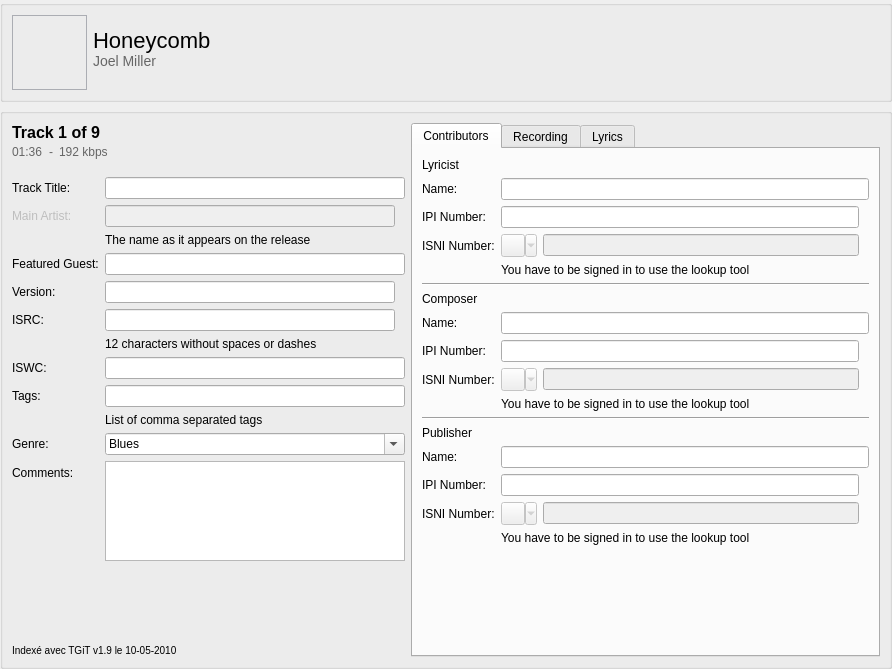
Above: resources/ui/track_page.ui from Iconoclasteinc/tgit before the change. Below: the same form after it.
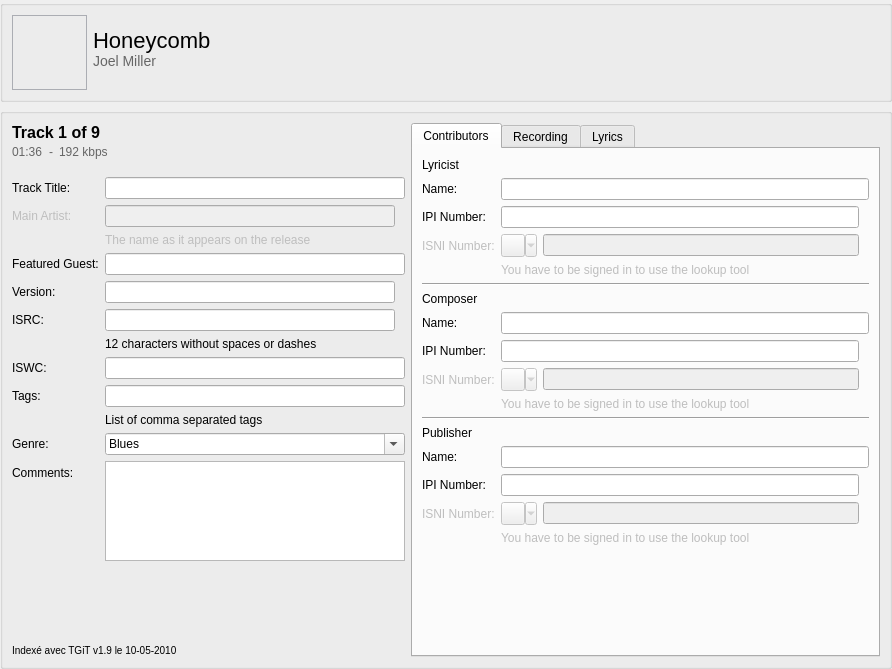
That is the form after the change. Icons and pictures are not drawn. Custom widgets are drawn as their Qt base class.

Commit message: Disable surrounding labels of disabled field.

The edit to the form file:
```diff
--- a/resources/ui/track_page.ui
+++ b/resources/ui/track_page.ui
@@ -518,6 +518,9 @@
           </item>
           <item row="3" column="1">
            <widget class="QLabel" name="_main_artist_info">
+            <property name="enabled">
+             <bool>false</bool>
+            </property>
             <property name="styleSheet">
              <string notr="true">
 QLabel[style=QWindowsVistaStyle] {
@@ -700,6 +703,9 @@
           </item>
           <item row="3" column="0">
            <widget class="QLabel" name="_lyricist_isni_caption">
+            <property name="enabled">
+             <bool>false</bool>
+            </property>
             <property name="text">
              <string>ISNI Number:</string>
             </property>
@@ -770,6 +776,9 @@
           </item>
           <item row="4" column="1">
            <widget class="QLabel" name="_lyricist_isni_info">
+            <property name="enabled">
+             <bool>false</bool>
+            </property>
             <property name="styleSheet">
              <string notr="true">QLabel[style=QWindowsVistaStyle] {
     font-size: 7pt;
@@ -835,6 +844,9 @@
           </item>
           <item row="9" column="0">
            <widget class="QLabel" name="_composer_isni_caption">
+            <property name="enabled">
+             <bool>false</bool>
+            </property>
             <property name="text">
              <string>ISNI Number:</string>
             </property>
@@ -899,6 +911,9 @@
           </item>
           <item row="10" column="1">
            <widget class="QLabel" name="_composer_isni_info">
+            <property name="enabled">
+             <bool>false</bool>
+            </property>
             <property name="styleSheet">
              <string notr="true">QLabel[style=QWindowsVistaStyle] {
     font-size: 7pt;
@@ -964,6 +979,9 @@
           </item>
           <item row="15" column="0">
            <widget class="QLabel" name="_publisher_isni_caption">
+            <property name="enabled">
+             <bool>false</bool>
+            </property>
             <property name="text">
              <string>ISNI Number:</string>
             </property>
@@ -1034,6 +1052,9 @@
           </item>
           <item row="16" column="1">
            <widget class="QLabel" name="_publisher_isni_info">
+            <property name="enabled">
+             <bool>false</bool>
+            </property>
             <property name="styleSheet">
              <string notr="true">QLabel[style=QWindowsVistaStyle] {
     font-size: 7pt;
```
Left out of the diff: 38 changed lines with no effect on the pictures. The commit also changes 3 other files.
